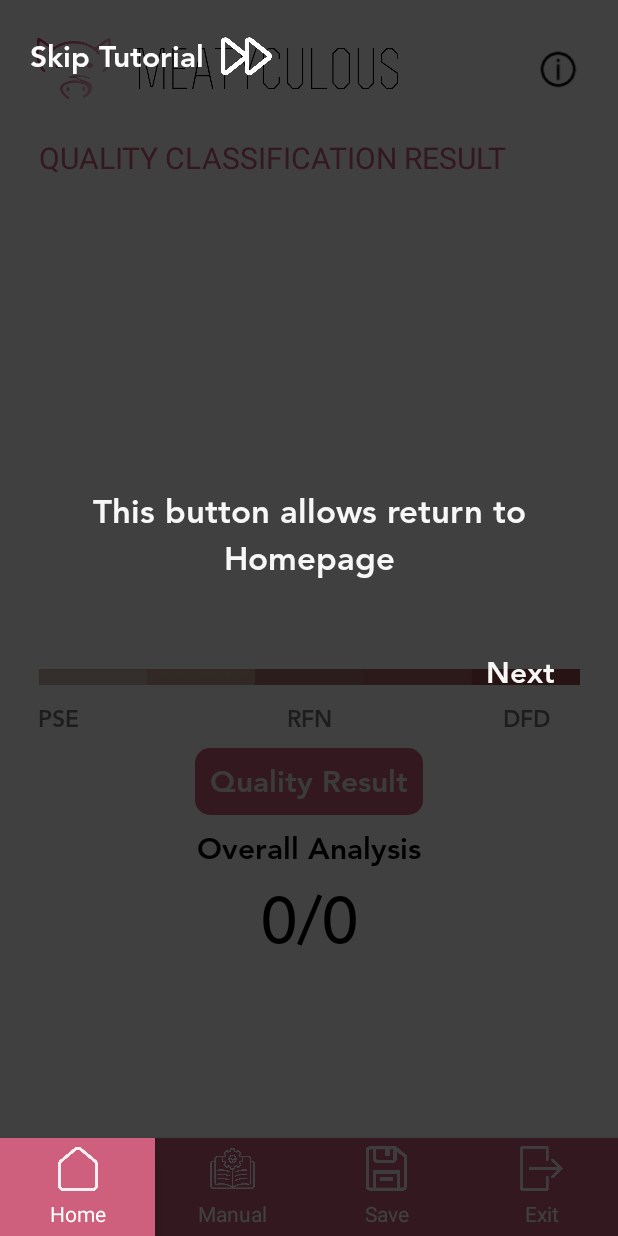
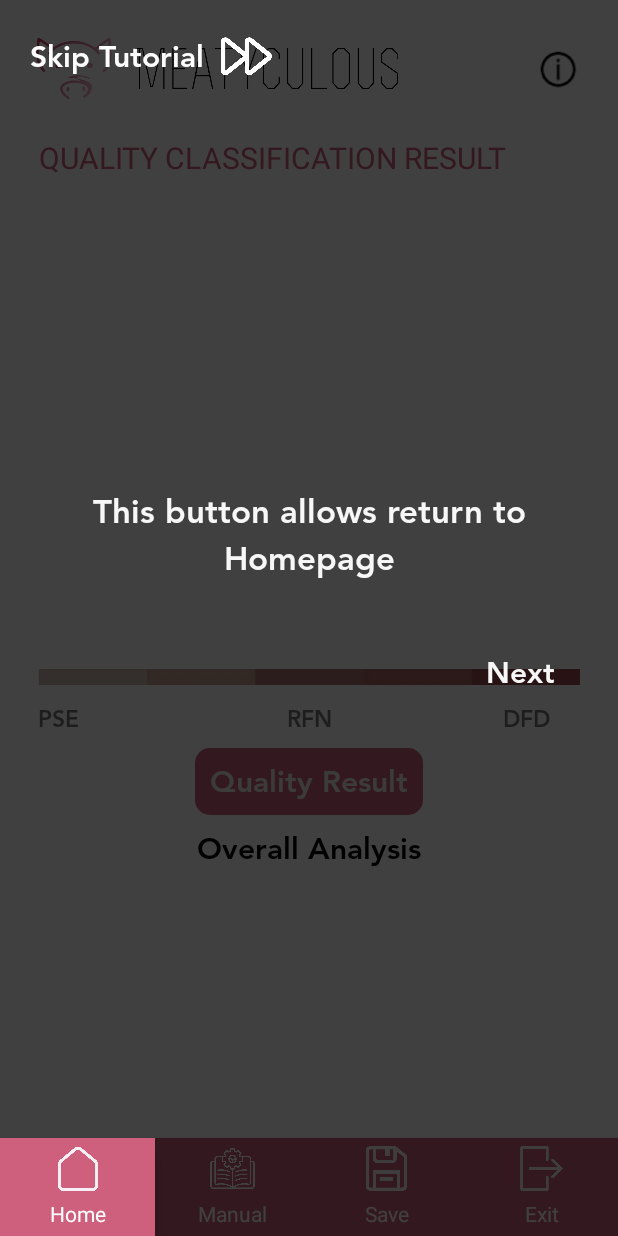
Before and after one commit to iyanp/meatyculous, an Android app: the DisplayTourMode screen opened directly, with no data from a screen before it, on a phone screen of 412 x 824 dp. Run offline under Robolectric (Android 15) with nearby library versions, the light colour scheme and no system bars; Roboto replaces fonts that are not available here.

Commit message:
FIRM to firm

```diff
--- a/app/src/main/java/com/example/mainfunctext/DisplayActivity.java
+++ b/app/src/main/java/com/example/mainfunctext/DisplayActivity.java
@@ -262,7 +262,7 @@ public class DisplayActivity extends AppCompatActivity {
 
         }else if (colorTextView.getText().toString().equals("RFN")){
             porkindicator.setVisibility(View.VISIBLE);
-            colorTextView.setText("RFN (Red, FIRM, non-exudative)");
+            colorTextView.setText("RFN (Red, Firm, non-exudative)");
             description =
                     "Appearance: Ideal reddish-pink color.<br><br>" +
                     "Texture: Firm and elastic to the touch.<br><br>" +
--- a/app/src/main/res/layout/activity_display_tour_mode.xml
+++ b/app/src/main/res/layout/activity_display_tour_mode.xml
@@ -393,7 +393,7 @@
                         android:layout_height="wrap_content"
                         android:layout_marginTop="10dp"
                         android:textSize="43dp"
-                        android:text="0/0"
+                        android:text=""
                         android:fontFamily="@font/avenirmed"
                         android:textColor="@color/black"
                         app:layout_constraintBottom_toBottomOf="parent"
```
Also changed, not shown: 13 other files.
